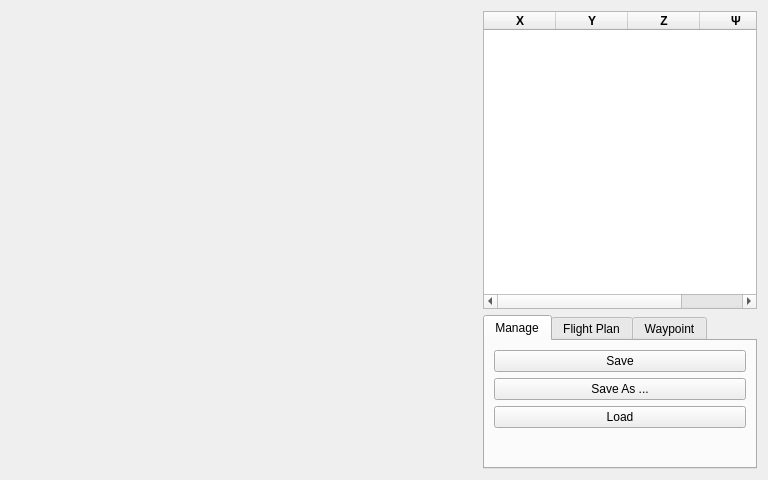
pryre/contrail, file rqt_contrail_planner/resource/ContrailPlanner.ui: the form before one commit.
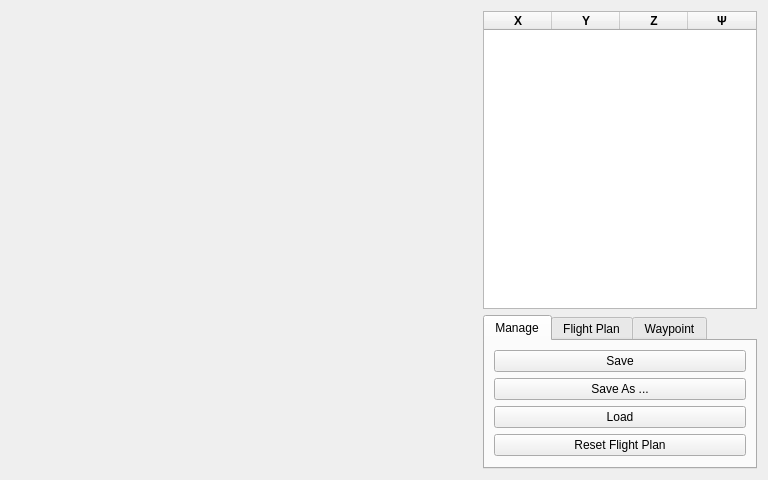
The form after the commit.

Commit message: Fixed a few bugs and display is much better

```diff
--- a/rqt_contrail_planner/resource/ContrailPlanner.ui
+++ b/rqt_contrail_planner/resource/ContrailPlanner.ui
@@ -64,7 +64,7 @@
           <bool>true</bool>
          </attribute>
          <attribute name="horizontalHeaderDefaultSectionSize">
-          <number>72</number>
+          <number>68</number>
          </attribute>
          <attribute name="horizontalHeaderStretchLastSection">
           <bool>true</bool>
@@ -171,17 +171,11 @@
             </widget>
            </item>
            <item>
-            <spacer name="verticalSpacer">
-             <property name="orientation">
-              <enum>Qt::Vertical</enum>
+            <widget class="QPushButton" name="button_reset">
+             <property name="text">
+              <string>Reset Flight Plan</string>
              </property>
-             <property name="sizeHint" stdset="0">
-              <size>
-               <width>20</width>
-               <height>20</height>
-              </size>
-             </property>
-            </spacer>
+            </widget>
            </item>
           </layout>
          </widget>
```
The commit also changes 2 other files.
